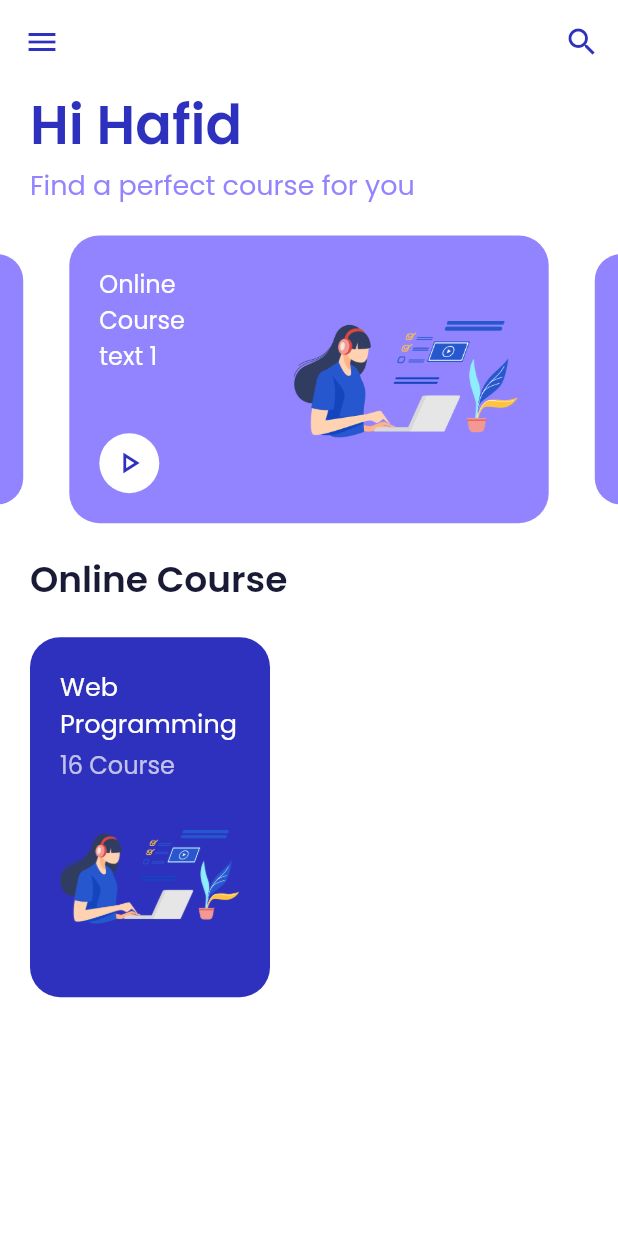
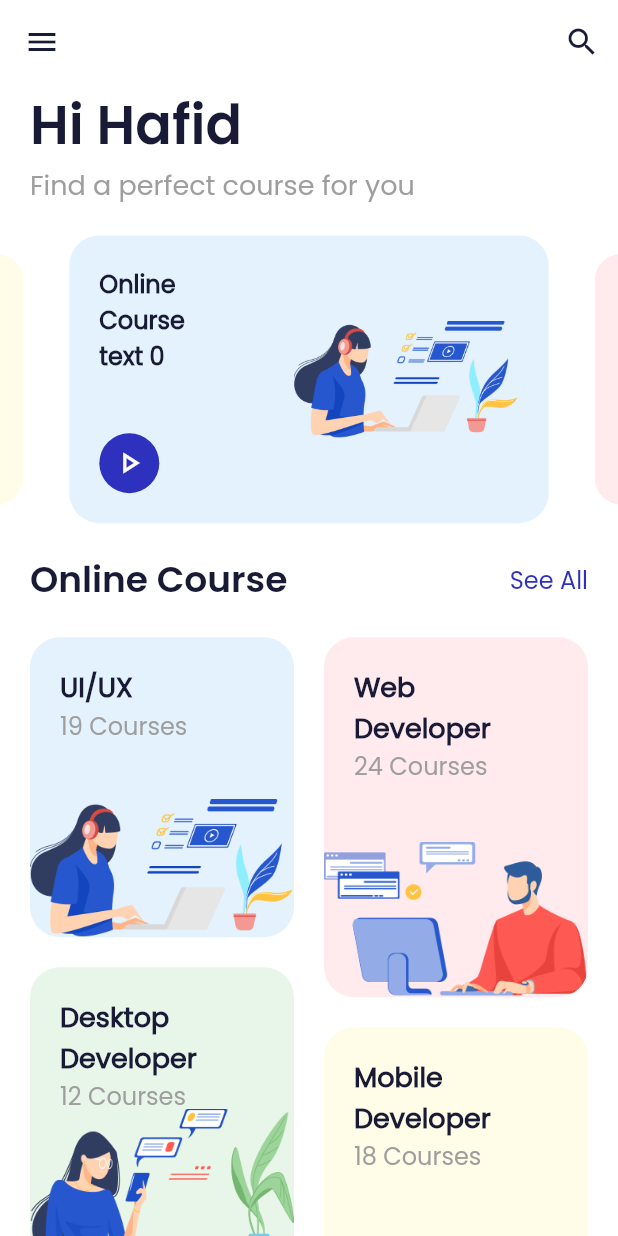
Before and after one commit to hafidardiansyahh/Online-Course-App, a Flutter app: the screen it shows after launch, after a tap on "Continue", on a phone screen of 412 x 824 dp. Run offline on Flutter 3.47's test engine with Material 2 defaults, Android fonts, the phone set to English and light mode, and no system bars; drawn by our look-alikes of carousel_slider.

Commit message:
home screen done

```diff
--- /dev/null
+++ b/lib/model/category_model.dart
@@ -0,0 +1,34 @@
+class CatergoryModel {
+  final String name;
+  final String image;
+  final int numOfCourses;
+
+  CatergoryModel(this.name, this.numOfCourses, this.image);
+}
+
+List<CatergoryModel> categories = categoriesData
+    .map((item) => CatergoryModel(item["name"], item["course"], item["image"]))
+    .toList();
+
+var categoriesData = [
+  {
+    "name": "UI/UX",
+    "course": 19,
+    "image": "assets/images/img1.png",
+  },
+  {
+    "name": "Web Developer",
+    "course": 24,
+    "image": "assets/images/img2.png",
+  },
+  {
+    "name": "Desktop Developer",
+    "course": 12,
+    "image": "assets/images/img3.png",
+  },
+  {
+    "name": "Mobile Developer",
+    "course": 18,
+    "image": "assets/images/img4.png",
+  },
+];
--- a/lib/screens/home_screen.dart
+++ b/lib/screens/home_screen.dart
@@ -1,7 +1,11 @@
+import 'dart:math';
+
+import 'package:flutter/material.dart';
+import 'package:carousel_slider/carousel_slider.dart';
 import 'package:carousel_slider/carousel_options.dart';
-import 'package:carousel_slider/carousel_slider.dart';
-import 'package:flutter/material.dart';
-import 'package:online_course_v2/utilities/constants.dart';
+import 'package:online_course_v2/model/category_model.dart';
+import 'package:online_course_v2/utilities/constants_utilities.dart';
+import 'package:flutter_staggered_grid_view/flutter_staggered_grid_view.dart';
 
 class HomeScreen extends StatefulWidget {
   @override
@@ -13,6 +17,13 @@ class _HomeScreenState extends State<HomeScreen> {
   Widget build(BuildContext context) {
     Size size = MediaQuery.of(context).size;
 
+    List colors = [
+      Colors.blue[50],
+      Colors.red[50],
+      Colors.green[50],
+      Colors.yellow[50],
+    ];
+
     return Scaffold(
       backgroundColor: Colors.white,
       appBar: AppBar(
@@ -21,7 +32,7 @@ class _HomeScreenState extends State<HomeScreen> {
         leading: IconButton(
           icon: Icon(
             Icons.menu,
-            color: primaryColor,
+            color: darkColor,
           ),
           onPressed: () {},
         ),
@@ -29,7 +40,7 @@ class _HomeScreenState extends State<HomeScreen> {
           IconButton(
               icon: Icon(
                 Icons.search_outlined,
-                color: primaryColor,
+                color: darkColor,
               ),
               onPressed: () {})
         ],
@@ -37,7 +48,8 @@ class _HomeScreenState extends State<HomeScreen> {
       body: Container(
         width: double.infinity,
         height: size.height,
-        child: ListView(
+        child: Column(
+          crossAxisAlignment: CrossAxisAlignment.start,
           children: [
             Container(
               padding: EdgeInsets.symmetric(horizontal: 20),
@@ -47,14 +59,14 @@ class _HomeScreenState extends State<HomeScreen> {
                   Text(
                     "Hi Hafid",
                     style: TextStyle(
-                        color: primaryColor,
+                        color: darkColor,
                         fontSize: 36,
                         fontFamily: "Poppins-SemiBold"),
                   ),
                   Text(
                     "Find a perfect course for you",
                     style: TextStyle(
-                        color: lightColor,
+                        color: Colors.grey,
                         fontSize: 18,
                         fontFamily: "Poppins-Regular"),
                   ),
@@ -70,7 +82,7 @@ class _HomeScreenState extends State<HomeScreen> {
                 autoPlayCurve: Curves.easeInQuad,
                 enlargeCenterPage: true,
               ),
-              items: [1, 2, 3, 4, 5].map((i) {
+              items: [0, 1, 2, 3].map((i) {
                 return Builder(
                   builder: (BuildContext context) {
                     return Container(
@@ -79,7 +91,7 @@ class _HomeScreenState extends State<HomeScreen> {
                         margin:
                             EdgeInsets.symmetric(horizontal: 5.0, vertical: 20),
                         decoration: BoxDecoration(
-                            color: lightColor,
+                            color: colors[i],
                             borderRadius: BorderRadius.circular(20)),
                         child: Row(
                           mainAxisAlignment: MainAxisAlignment.spaceBetween,
@@ -93,12 +105,13 @@ class _HomeScreenState extends State<HomeScreen> {
                                   style: TextStyle(
                                       fontSize: 16.0,
                                       fontFamily: "Poppins-Regular",
-                                      color: Colors.white),
+                                      color: darkColor,
+                                      fontWeight: FontWeight.w600),
                                 ),
                                 Material(
                                   borderRadius:
                                       BorderRadius.all(Radius.circular(30)),
-                                  color: Colors.white,
+                                  color: primaryColor,
                                   child: InkWell(
                                     splashColor: greyColor,
                                     borderRadius:
@@ -115,7 +128,7 @@ class _HomeScreenState extends State<HomeScreen> {
                                         height: 40,
                                         child: Center(
                                           child: Icon(Icons.play_arrow_outlined,
-                                              color: primaryColor),
+                                              color: Colors.white),
                                         )),
                                   ),
                                 ),
@@ -133,51 +146,65 @@ class _HomeScreenState extends State<HomeScreen> {
             ),
             Padding(
               padding: EdgeInsets.symmetric(horizontal: 20),
-              child: Text(
+              child: Row(
+                mainAxisAlignment: MainAxisAlignment.spaceBetween,
+                children: [
+                  Text(
                     "Online Course",
                     style: TextStyle(
                         fontFamily: "Poppins-SemiBold",
                         color: darkColor,
                         fontSize: 24),
                   ),
+                  Text("See All",
+                      style: TextStyle(
+                          fontFamily: "Poppins-Regular",
+                          color: primaryColor,
+                          fontSize: 16))
+                ],
               ),
-            Container(
-              width: double.infinity,
-              margin: EdgeInsets.only(top: 20),
-              padding: EdgeInsets.symmetric(horizontal: 20),
-              child: Row(
-                mainAxisAlignment: MainAxisAlignment.spaceBetween,
-                children: [
-                  Container(
-                    width: 160,
-                    height: 240,
+            ),
+            Expanded(
+              child: StaggeredGridView.countBuilder(
                 padding: EdgeInsets.all(20),
+                crossAxisCount: 2,
+                itemCount: categories.length,
+                crossAxisSpacing: 20,
+                mainAxisSpacing: 20,
+                itemBuilder: (context, index) {
+                  return Container(
+                    padding: EdgeInsets.all(20),
+                    height: index.isEven ? 200 : 240,
                     decoration: BoxDecoration(
                         borderRadius: BorderRadius.circular(20),
-                      color: primaryColor,
-                    ),
+                        color: colors[index],
+                        image: DecorationImage(
+                            alignment: Alignment.bottomCenter,
+                            image: AssetImage(categories[index].image),
+                            fit: BoxFit.contain)),
                     child: Column(
-                      mainAxisAlignment: MainAxisAlignment.spaceBetween,
                       crossAxisAlignment: CrossAxisAlignment.start,
                       children: [
-                        Text("Web Programming",
+                        Text(
+                          categories[index].name,
                           style: TextStyle(
                               fontFamily: "Poppins-Regular",
-                                color: Colors.white,
-                                fontSize: 17)),
-                        Text("16 Course",
+                              fontWeight: FontWeight.w600,
+                              color: darkColor,
+                              fontSize: 18),
+                        ),
+                        Text(
+                          '${categories[index].numOfCourses} Courses',
                           style: TextStyle(
                               fontFamily: "Poppins-Regular",
-                                color: Colors.white70,
-                                fontSize: 16)),
-                        Image.asset(
-                          "assets/images/img1.png",
-                          height: 120,
+                              color: Colors.grey,
+                              fontSize: 16),
                         )
                       ],
                     ),
-                  ),
-                ],
+                  );
+                },
+                staggeredTileBuilder: (index) => StaggeredTile.fit(1),
               ),
             )
           ],
--- a/lib/screens/intro_screen.dart
+++ b/lib/screens/intro_screen.dart
@@ -1,6 +1,6 @@
 import 'package:flutter/material.dart';
 import 'package:online_course_v2/screens/home_screen.dart';
-import 'package:online_course_v2/utilities/constants.dart';
+import 'package:online_course_v2/utilities/constants_utilities.dart';
 
 class IntroScreen extends StatelessWidget {
   @override
@@ -8,7 +8,7 @@ class IntroScreen extends StatelessWidget {
     Size size = MediaQuery.of(context).size;
 
     return Scaffold(
-      backgroundColor: primaryColor,
+      backgroundColor: Colors.blue[50],
       body: Stack(
         children: [
           Positioned(bottom: 0, child: Image.asset("assets/images/splash.png")),
@@ -22,14 +22,14 @@ class IntroScreen extends StatelessWidget {
                     style: TextStyle(
                         fontFamily: "Poppins-SemiBold",
                         fontSize: 36,
-                        color: Colors.white),
+                        color: darkColor),
                   ),
                   Text(
                     "Learn with Onlearn",
                     style: TextStyle(
                         fontFamily: "Poppins-Regular",
                         fontSize: 24,
-                        color: Colors.white),
+                        color: darkColor),
                   ),
                 ],
               ),
--- a/pubspec.yaml
+++ b/pubspec.yaml
@@ -25,6 +25,7 @@ dependencies:
     sdk: flutter
   carousel_slider: ^2.3.1
   cupertino_icons: ^1.0.0
+  flutter_staggered_grid_view: ^0.3.2
 
 dev_dependencies:
   flutter_test:
```
Also changed, not shown: lib/utilities/constants_utilities.dart (renamed from lib/utilities/constants.dart), pubspec.lock. Lines whose indentation alone changed are shown as unchanged.
